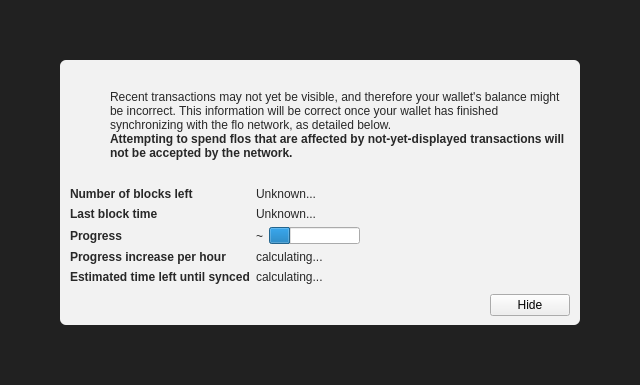
Qt form src/qt/forms/modaloverlay.ui (floblockchain/flo) before a commit.
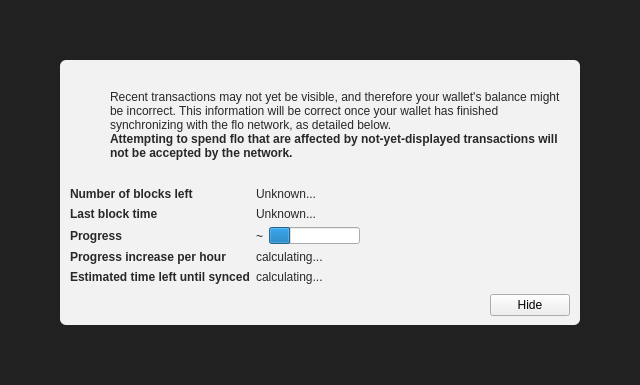
The same form after that commit. Icons and pictures are not drawn. Custom widgets are drawn as their Qt base class.

Commit message: drop s

Patch:
```diff
--- a/src/qt/forms/modaloverlay.ui
+++ b/src/qt/forms/modaloverlay.ui
@@ -149,7 +149,7 @@
                 </font>
                </property>
                <property name="text">
-                <string>Attempting to spend flos that are affected by not-yet-displayed transactions will not be accepted by the network.</string>
+                <string>Attempting to spend flo that are affected by not-yet-displayed transactions will not be accepted by the network.</string>
                </property>
                <property name="textFormat">
                 <enum>Qt::RichText</enum>
```
